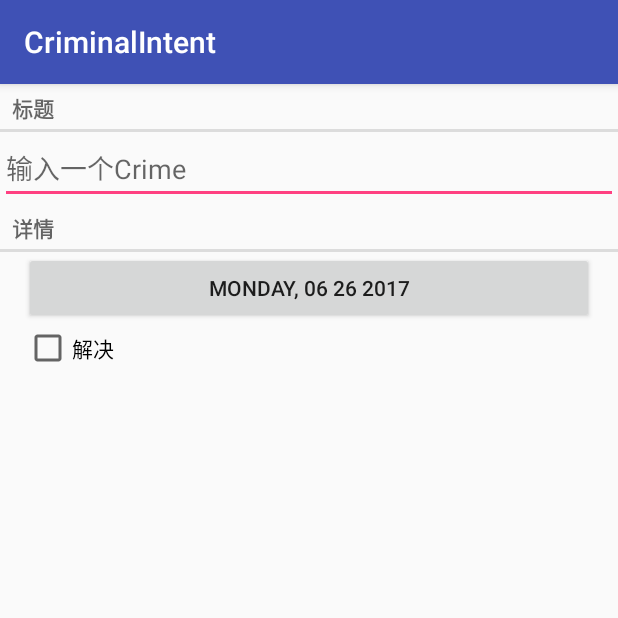
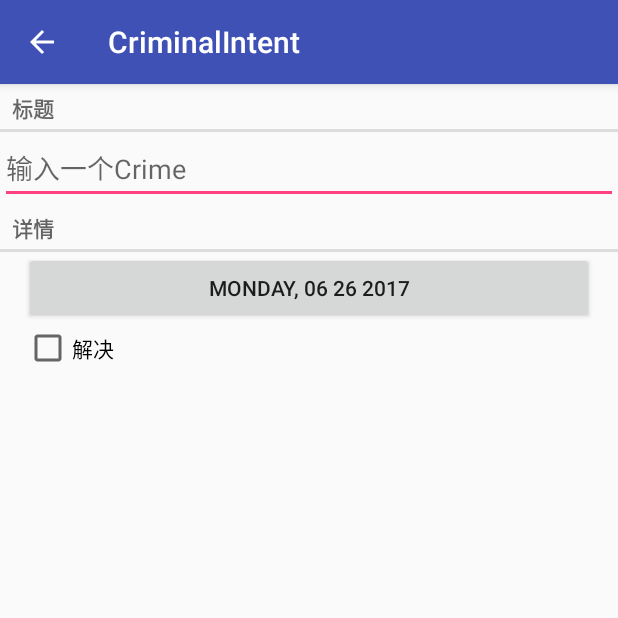
Before and after one commit to chaobj001/CriminalIntent, an Android app: the screen it shows after launch (CrimePagerActivity), after a tap on "New Crime", on a phone screen of 412 x 824 dp, the top half of it. Run offline under Robolectric (Android 15) with nearby library versions, the phone set to English and light mode, and no system bars.

```diff
--- a/app/src/main/AndroidManifest.xml
+++ b/app/src/main/AndroidManifest.xml
@@ -17,7 +17,8 @@
             </intent-filter>
         </activity>
         <activity android:name=".CrimePagerActivity"
-                  android:label="@string/app_name">
+                  android:label="@string/app_name"
+                  android:parentActivityName=".CrimeListActivity">
 
         </activity>
     </application>
--- a/app/src/main/res/menu/fragment_crime_list.xml
+++ b/app/src/main/res/menu/fragment_crime_list.xml
@@ -7,5 +7,9 @@
         android:icon="@drawable/ic_menu_add2"
         android:title="@string/new_crime"
         app:showAsAction="ifRoom|withText" />
+    <item
+        android:id="@+id/menu_item_show_subtitle"
+        android:title="@string/show_subtitle"
+        app:showAsAction="ifRoom" />
 
 </menu>
--- a/app/src/main/res/values/strings.xml
+++ b/app/src/main/res/values/strings.xml
@@ -6,7 +6,7 @@
     <string name="crime_solved_label">解决</string>
     <string name="date_picker_title">Date of crime:</string>
     <string name="new_crime">New Crime</string>
-    <string name="show_subtitle">Show Subtitle</string>
-    <string name="hide_subtitle">Hide Subtitle</string>
+    <string name="show_subtitle">显示子标题</string>
+    <string name="hide_subtitle">隐藏子标题</string>
     <string name="subtitle_format">%1$s crimes</string>
 </resources>
```
Also changed, not shown: app/src/main/java/com/example/android/criminalintent/CrimeListFragment.java (+13 -0 lines).
